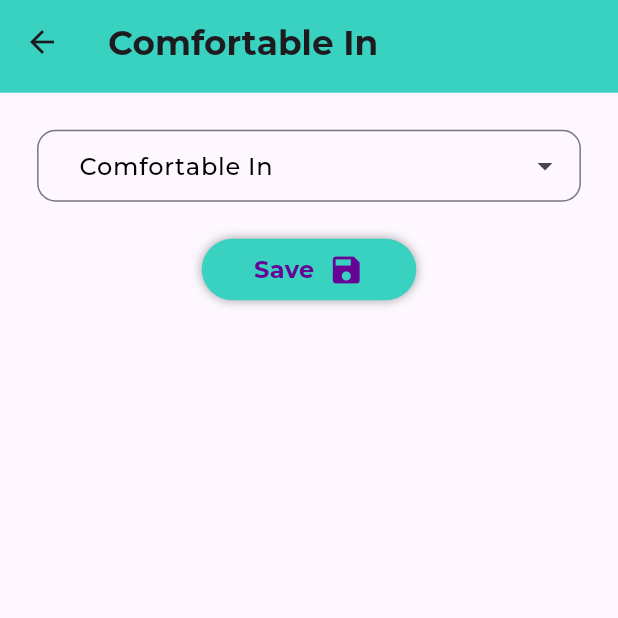
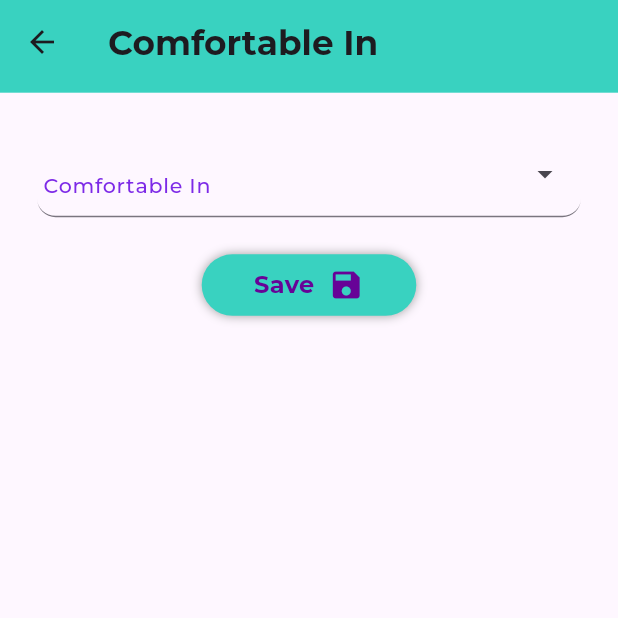
Before and after one commit to rn-297/kalakar, a Flutter app: the ArtistComfortableInFormPage screen opened by its route, on a phone screen of 412 x 824 dp, the top half of it. Run offline on Flutter 3.47's test engine with Material 3 defaults, Android fonts, the phone set to English and light mode, and no system bars; drawn by our look-alikes of dropdown_search; our stand-ins replace connectivity_plus, csv, file_picker, firebase_core, firebase_messaging, flutter_local_notifications and 13 more; missing offline and left inert: appinio_video_player, otp_input_editor, pdfx, video_thumbnail; accounts and stored records are empty; project files that could hold a hidden picture were left out.

Commit message:
multi select dropdown

```diff
--- /dev/null
+++ b/lib/custom_widgets/custom_dropdown_search2.dart
@@ -0,0 +1,97 @@
+import 'package:dropdown_search/dropdown_search.dart';
+import 'package:flutter/material.dart';
+import 'package:flutter_screenutil/flutter_screenutil.dart';
+import 'package:kalakar/data/models/company/project_status_list_class.dart';
+
+import '../helper/kalakar_colors.dart';
+
+typedef ItemsSelectedCallback = void Function(List<String> selectedItems);
+
+class CustomDropdownSearch2 extends StatelessWidget {
+  final String? Function(List<String>?)? validator; // Updated to handle List<String>?
+  final List<String> items;
+  final double borderRadius;
+  final String labelText;
+  final String titleText;
+  final List<String> selectedItems; // Now a list to handle multiple selections
+  final ItemsSelectedCallback? onItemsSelected; // Callback for multi-selection
+  final EdgeInsetsGeometry? contentPadding;
+  final Color? textColor;
+
+  CustomDropdownSearch2({
+    required this.validator,
+    required this.items,
+    this.textColor = KalakarColors.purple,
+    this.borderRadius = 12.0,
+    required this.labelText,
+    required this.titleText,
+    this.onItemsSelected,
+    this.selectedItems = const [], // Default is an empty list for multi-selection
+    this.contentPadding =
+    const EdgeInsetsDirectional.symmetric(horizontal: 4, vertical: 12),
+  });
+
+  @override
+  Widget build(BuildContext context) {
+    return DropdownSearch<String>.multiSelection( // Multi-selection enabled
+      validator: validator, // List<String>? validator
+      items: (filter, infiniteScrollProps) => items,
+      selectedItems: selectedItems, // Handle selected items as a list
+      decoratorProps: DropDownDecoratorProps(
+        baseStyle: TextStyle(color: KalakarColors.textColor),
+        decoration: InputDecoration(
+          border: UnderlineInputBorder(
+            borderRadius: BorderRadius.circular(12.r),
+          ),
+          labelText: labelText,
+          labelStyle: TextStyle(color: textColor, fontSize: 12.sp),
+          alignLabelWithHint: true,
+          contentPadding: contentPadding,
+        ),
+      ),
+      compareFn: (i, s) => i.toLowerCase() == s.toLowerCase(),
+      popupProps: PopupPropsMultiSelection.modalBottomSheet(
+        showSelectedItems: true,
+        showSearchBox: true,
+        searchFieldProps: TextFieldProps(
+          padding: EdgeInsets.symmetric(horizontal: 24.h, vertical: 8.h),
+        ),
+        title: Padding(
+          padding: EdgeInsets.all(24.h),
+          child: Text(
+            titleText,
+            style: TextStyle(fontWeight: FontWeight.bold),
+          ),
+        ),
+        itemBuilder: _customPopupItemBuilderExample2, // Custom item builder
+      ),
+      onChanged: (List<String> selectedItems) { // Handle multiple selected items
+        if (onItemsSelected != null && selectedItems.isNotEmpty) {
+          onItemsSelected!(selectedItems); // Pass the selected items list
+        }
+      },
+    );
+  }
+
+  Widget _customPopupItemBuilderExample2(
+      BuildContext context, String item, bool isSelected, bool a) {
+    return Container(
+      margin: EdgeInsets.symmetric(horizontal: 24.w),
+      child: ListTile(
+        selected: isSelected,
+        selectedColor: KalakarColors.headerText,
+        title: Column(
+          crossAxisAlignment: CrossAxisAlignment.start,
+          children: [
+            Text(item),
+            Divider(
+              color: isSelected
+                  ? KalakarColors.headerText
+                  : DefaultSelectionStyle.defaultColor,
+            ),
+          ],
+        ),
+      ),
+    );
+  }
+}
--- a/lib/views/bottom_navigation/artist/artist_comfortable_in_form_page.dart
+++ b/lib/views/bottom_navigation/artist/artist_comfortable_in_form_page.dart
@@ -7,6 +7,7 @@ import 'package:responsive_builder/responsive_builder.dart';
 import '../../../controller/artist_profile_controller.dart';
 import '../../../custom_widgets/button_mobile_widget.dart';
 import '../../../custom_widgets/custom_dropdown_search.dart';
+import '../../../custom_widgets/custom_dropdown_search2.dart';
 import '../../../helper/common_widgets.dart';
 import '../../../helper/kalakar_colors.dart';
 import '../../../helper/route_helper.dart';
@@ -89,16 +90,14 @@ class ArtistComfortableInFormPage extends StatelessWidget {
           child: Form(
             key: controller.formComfortableInKey,
             child: Column(children: [
-              CustomDropdownSearch(
-                validator: Validator.validateComfortableIn,
+              CustomDropdownSearch2(
+                validator: Validator.validateComfortableIn1,
                 items: controller.comfortableInList,
                 titleText: KalakarConstants.comfortableIn,
-                selectedItem: controller.comfortableInTEController.text.isEmpty
-                    ? null
-                    : controller.comfortableInTEController.text,
+                selectedItems: controller.selectedComfortableInList,
                 labelText: KalakarConstants.comfortableIn,
-                onItemSelected: (selectedItem) {
-                  controller.setComfortableInValue(selectedItem);
+                onItemsSelected: (selectedItem) {
+                  controller.setComfortableInValue1(selectedItem);
                 },
               ),
               SizedBox(
@@ -107,7 +106,7 @@ class ArtistComfortableInFormPage extends StatelessWidget {
               Row(
                 mainAxisAlignment: MainAxisAlignment.spaceAround,
                 children: [
-                  if(controller.comfortableInMasterId != "0")
+                 /* if (controller.comfortableInMasterId != "0")
                     CustomMobileButtonWidget(
                       width: 125.w,
                       onTap: () {
@@ -123,7 +122,7 @@ class ArtistComfortableInFormPage extends StatelessWidget {
                       iconColor: KalakarColors.white,
                       horizontalPadding: 20.w,
                       verticalPadding: 8.h,
-                    ),
+                    ),*/
                   CustomMobileButtonWidget(
                     width: 125.w,
                     onTap: () {
@@ -138,13 +137,11 @@ class ArtistComfortableInFormPage extends StatelessWidget {
                     horizontalPadding: 20.w,
                     verticalPadding: 8.h,
                   ),
-
                 ],
               ),
               SizedBox(
                 height: 24.h,
               ),
-
             ]),
           ));
     }));
--- a/lib/views/bottom_navigation/kalakar_home.dart
+++ b/lib/views/bottom_navigation/kalakar_home.dart
@@ -1329,7 +1329,7 @@ class KalakarHomePage extends StatelessWidget {
                   fontWeight: FontWeight.bold),
             ),
             Text(
-               controller.artistName!,
+               controller.artistName!.toString().toUpperCase(),
               style: TextStyle(
                   color: KalakarColors.textColor,
                   fontSize: 25.sp,
```
Also changed, not shown: lib/controller/artist_profile_controller.dart (+86 -36 lines), lib/helper/textfield_validators.dart (+24 -1 lines), lib/views/bottom_navigation/artist/artist_apply_for_form_page.dart (+8 -9 lines), lib/views/bottom_navigation/artist/artist_interest_form_page.dart (+8 -9 lines), lib/views/bottom_navigation/artist/artist_more_info_view_page.dart (+32 -57 lines), lib/views/bottom_navigation/artist/kalakar_profile.dart (+54 -34 lines).
